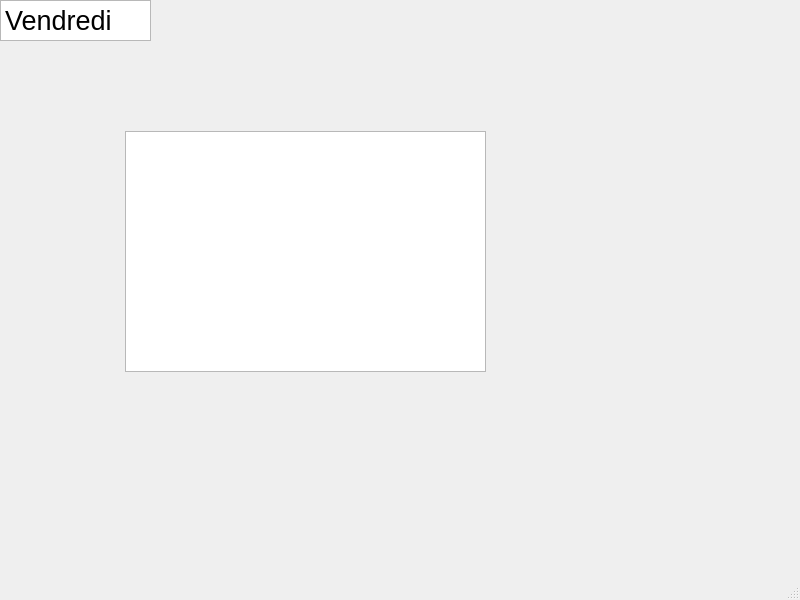
The window that Fenetres/client/agenda-vueQuotidienne.ui (H4413/SOA) describes before a commit, drawn with Qt 5.
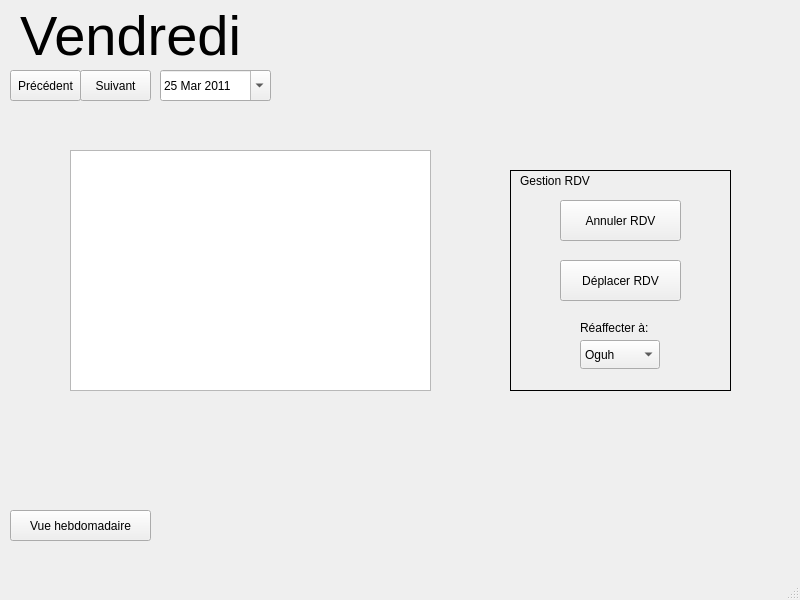
The same window after the commit. Icons and pictures are not drawn.

Commit message: * fenêtre

Diff of the .ui file:
```diff
--- a/Fenetres/client/agenda-vueQuotidienne.ui
+++ b/Fenetres/client/agenda-vueQuotidienne.ui
@@ -17,28 +17,11 @@
    <bool>false</bool>
   </property>
   <widget class="QWidget" name="centralwidget">
-   <widget class="QTextEdit" name="textEdit">
-    <property name="geometry">
-     <rect>
-      <x>0</x>
-      <y>0</y>
-      <width>151</width>
-      <height>41</height>
-     </rect>
-    </property>
-    <property name="html">
-     <string>&lt;!DOCTYPE HTML PUBLIC &quot;-//W3C//DTD HTML 4.0//EN&quot; &quot;http://www.w3.org/TR/REC-html40/strict.dtd&quot;&gt;
-&lt;html&gt;&lt;head&gt;&lt;meta name=&quot;qrichtext&quot; content=&quot;1&quot; /&gt;&lt;style type=&quot;text/css&quot;&gt;
-p, li { white-space: pre-wrap; }
-&lt;/style&gt;&lt;/head&gt;&lt;body style=&quot; font-family:'Sans'; font-size:10pt; font-weight:400; font-style:normal;&quot;&gt;
-&lt;p style=&quot; margin-top:0px; margin-bottom:0px; margin-left:0px; margin-right:0px; -qt-block-indent:0; text-indent:0px;&quot;&gt;&lt;span style=&quot; font-size:20pt;&quot;&gt;Vendredi&lt;/span&gt;&lt;/p&gt;&lt;/body&gt;&lt;/html&gt;</string>
-    </property>
-   </widget>
    <widget class="QGraphicsView" name="graphicsView">
     <property name="geometry">
      <rect>
-      <x>125</x>
-      <y>131</y>
+      <x>70</x>
+      <y>150</y>
       <width>361</width>
       <height>241</height>
      </rect>
@@ -47,6 +30,199 @@
      <bool>true</bool>
     </property>
    </widget>
+   <widget class="QToolButton" name="toolButton">
+    <property name="geometry">
+     <rect>
+      <x>10</x>
+      <y>70</y>
+      <width>71</width>
+      <height>31</height>
+     </rect>
+    </property>
+    <property name="text">
+     <string>Précédent</string>
+    </property>
+    <property name="icon">
+     <iconset>
+      <normalon>../../../../../../../../../../usr/share/icons/AwOken/clear/24x24/actions/go-previous.png</normalon>
+     </iconset>
+    </property>
+    <property name="iconSize">
+     <size>
+      <width>22</width>
+      <height>22</height>
+     </size>
+    </property>
+   </widget>
+   <widget class="QToolButton" name="toolButton_2">
+    <property name="geometry">
+     <rect>
+      <x>80</x>
+      <y>70</y>
+      <width>71</width>
+      <height>31</height>
+     </rect>
+    </property>
+    <property name="text">
+     <string>Suivant</string>
+    </property>
+    <property name="icon">
+     <iconset>
+      <normalon>../../../../../../../../../../usr/share/icons/AwOken/clear/24x24/actions/go-next.png</normalon>
+     </iconset>
+    </property>
+    <property name="iconSize">
+     <size>
+      <width>22</width>
+      <height>22</height>
+     </size>
+    </property>
+   </widget>
+   <widget class="QToolButton" name="toolButton_3">
+    <property name="geometry">
+     <rect>
+      <x>10</x>
+      <y>510</y>
+      <width>141</width>
+      <height>31</height>
+     </rect>
+    </property>
+    <property name="text">
+     <string>Vue hebdomadaire</string>
+    </property>
+   </widget>
+   <widget class="QFrame" name="frame">
+    <property name="geometry">
+     <rect>
+      <x>510</x>
+      <y>170</y>
+      <width>221</width>
+      <height>221</height>
+     </rect>
+    </property>
+    <property name="frameShape">
+     <enum>QFrame::Box</enum>
+    </property>
+    <property name="frameShadow">
+     <enum>QFrame::Plain</enum>
+    </property>
+    <property name="lineWidth">
+     <number>1</number>
+    </property>
+    <property name="midLineWidth">
+     <number>5</number>
+    </property>
+    <widget class="QToolButton" name="toolButton_4">
+     <property name="geometry">
+      <rect>
+       <x>50</x>
+       <y>30</y>
+       <width>121</width>
+       <height>41</height>
+      </rect>
+     </property>
+     <property name="text">
+      <string>Annuler RDV</string>
+     </property>
+    </widget>
+    <widget class="QToolButton" name="toolButton_5">
+     <property name="geometry">
+      <rect>
+       <x>50</x>
+       <y>90</y>
+       <width>121</width>
+       <height>41</height>
+      </rect>
+     </property>
+     <property name="text">
+      <string>Déplacer RDV</string>
+     </property>
+    </widget>
+    <widget class="QLabel" name="label">
+     <property name="geometry">
+      <rect>
+       <x>70</x>
+       <y>150</y>
+       <width>81</width>
+       <height>16</height>
+      </rect>
+     </property>
+     <property name="text">
+      <string>Réaffecter à: </string>
+     </property>
+    </widget>
+    <widget class="QComboBox" name="comboBox">
+     <property name="geometry">
+      <rect>
+       <x>70</x>
+       <y>170</y>
+       <width>80</width>
+       <height>29</height>
+      </rect>
+     </property>
+     <item>
+      <property name="text">
+       <string>Oguh</string>
+      </property>
+     </item>
+     <item>
+      <property name="text">
+       <string>Rotciv</string>
+      </property>
+     </item>
+    </widget>
+    <widget class="QLabel" name="label_2">
+     <property name="geometry">
+      <rect>
+       <x>10</x>
+       <y>0</y>
+       <width>91</width>
+       <height>21</height>
+      </rect>
+     </property>
+     <property name="text">
+      <string>Gestion RDV</string>
+     </property>
+    </widget>
+   </widget>
+   <widget class="QDateEdit" name="dateEdit">
+    <property name="geometry">
+     <rect>
+      <x>160</x>
+      <y>70</y>
+      <width>111</width>
+      <height>31</height>
+     </rect>
+    </property>
+    <property name="date">
+     <date>
+      <year>2011</year>
+      <month>3</month>
+      <day>25</day>
+     </date>
+    </property>
+    <property name="calendarPopup">
+     <bool>true</bool>
+    </property>
+   </widget>
+   <widget class="QLabel" name="label_3">
+    <property name="geometry">
+     <rect>
+      <x>20</x>
+      <y>10</y>
+      <width>251</width>
+      <height>51</height>
+     </rect>
+    </property>
+    <property name="font">
+     <font>
+      <pointsize>42</pointsize>
+     </font>
+    </property>
+    <property name="text">
+     <string>Vendredi</string>
+    </property>
+   </widget>
   </widget>
   <widget class="QMenuBar" name="menubar">
    <property name="geometry">
```
